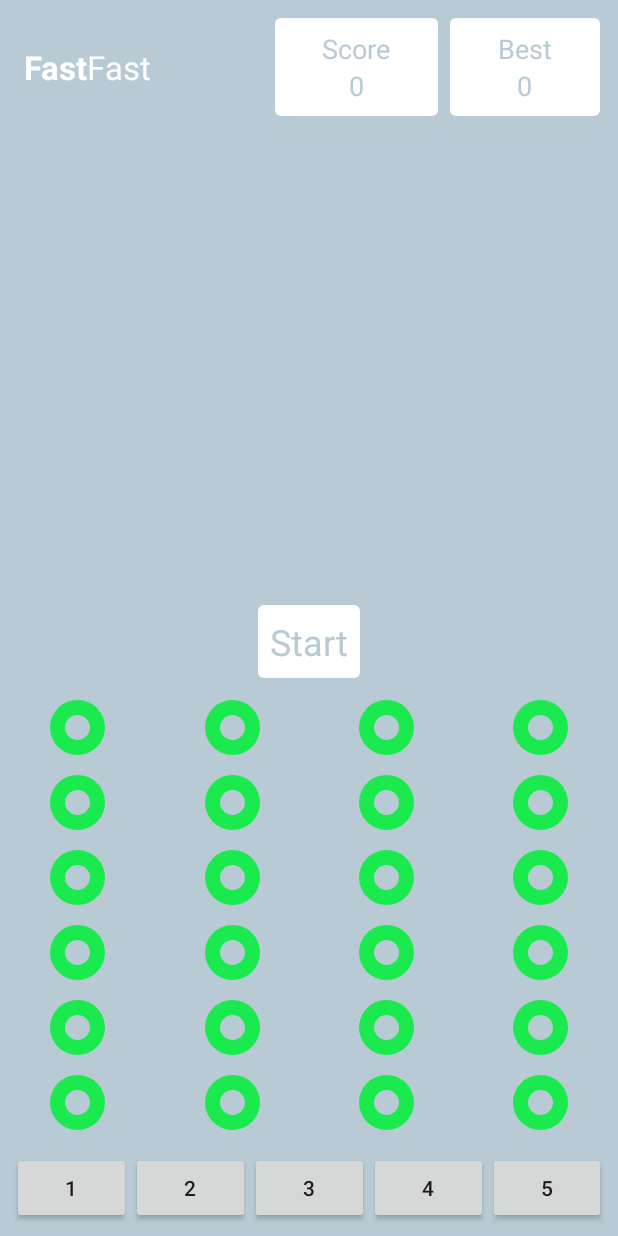
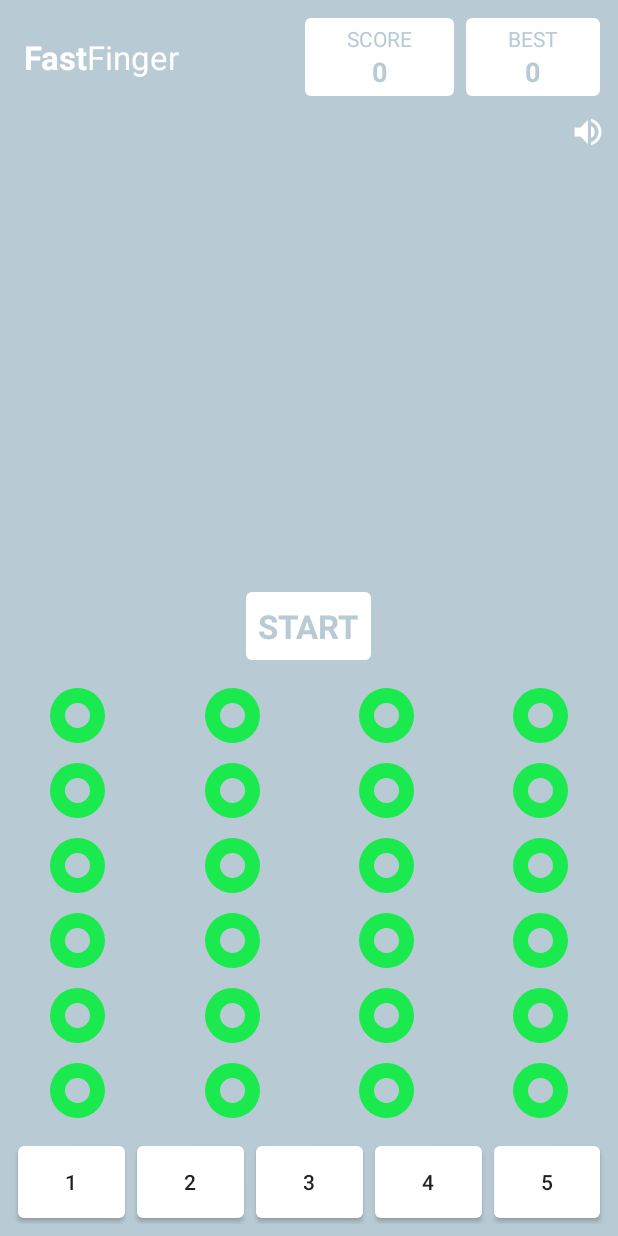
Before and after one commit to ipokidko/FastFinger, an Android app: the screen it shows after launch (MainActivity), on a phone screen of 412 x 824 dp. Run offline under Robolectric (Android 15) with nearby library versions, the phone set to English and light mode, and no system bars.

Commit message:
add sound button close #9

```diff
--- a/app/src/main/java/com/a256devs/fastfinger/MainActivity.java
+++ b/app/src/main/java/com/a256devs/fastfinger/MainActivity.java
@@ -9,6 +9,7 @@ import android.view.MotionEvent;
 import android.view.View;
 import android.view.WindowManager;
 import android.widget.ImageButton;
+import android.widget.ImageView;
 import android.widget.TextView;
 
 public class MainActivity extends AppCompatActivity implements View.OnTouchListener, View.OnClickListener {
@@ -17,6 +18,9 @@ public class MainActivity extends AppCompatActivity implements View.OnTouchListe
     private TextView mScoreInfoTextView;
     private TextView mTimerText;
     private TextView mBestScore;
+    private boolean mVolumeState = true;
+    private ImageView mVolumeButton;
+
 
     ImageButton[] buttons = new ImageButton[24];
 
@@ -36,6 +40,7 @@ public class MainActivity extends AppCompatActivity implements View.OnTouchListe
         mScoreInfoTextView = (TextView) findViewById(R.id.scoreNumber);
         mTimerText = (TextView) findViewById(R.id.timer);
         mBestScore = (TextView) findViewById(R.id.bestScoreNumber);
+        mVolumeButton = (ImageView) findViewById(R.id.soundButton);
 
         // Getting SharedPreferences file or read it if exist.
         sharedPref = getSharedPreferences(getString(R.string.app_preferences), Context.MODE_PRIVATE);
@@ -72,7 +77,7 @@ public class MainActivity extends AppCompatActivity implements View.OnTouchListe
         }
 
         mTimerText.setOnClickListener(this);
-
+        mVolumeButton.setOnClickListener(this);
 
 
     }
@@ -83,11 +88,18 @@ public class MainActivity extends AppCompatActivity implements View.OnTouchListe
 
     @Override
     public void onClick(View view) {
-        if (view.getId() == R.id.timer) {
-            mCounter = 0;
-            displayCounter(mCounter);
-            countDownTimer();
-            mTimerText.setClickable(false);
+        switch (view.getId()) {
+            case R.id.timer:
+                mCounter = 0;
+                displayCounter(mCounter);
+                countDownTimer();
+                mTimerText.setClickable(false);
+                break;
+            case R.id.soundButton:
+                mVolumeState = !mVolumeState;
+                writeVolumeState();
+                readAndSetResourceVolumeState();
+                break;
         }
 
     }
@@ -103,7 +115,7 @@ public class MainActivity extends AppCompatActivity implements View.OnTouchListe
     }
 
 
-    public void countDownTimer(){
+    public void countDownTimer() {
 
         new CountDownTimer(15000, 100) {
 
@@ -128,15 +140,30 @@ public class MainActivity extends AppCompatActivity implements View.OnTouchListe
         editor.commit();
     }
 
+    public void writeVolumeState() {
+        editor.putBoolean(getString(R.string.volume_state), mVolumeState);
+        editor.commit();
+    }
+
     public void readAndShowBestScore() {
         mHighScore = sharedPref.getInt(getString(R.string.best_score), mCounter);
         mBestScore.setText(String.valueOf(mHighScore));
+    }
+
+    public void readAndSetResourceVolumeState() {
+        mVolumeState = sharedPref.getBoolean(getString(R.string.volume_state), mVolumeState);
+        if(mVolumeState) {
+            mVolumeButton.setImageResource(R.drawable.volume_on);
+        } else {
+            mVolumeButton.setImageResource(R.drawable.volume_off);
+        }
     }
 
     @Override
     protected void onResume() {
         super.onResume();
         //ToDo Read volume state from Shared pref and set
+        readAndSetResourceVolumeState();
 
     }
 }
--- a/app/src/main/res/layout/activity_main.xml
+++ b/app/src/main/res/layout/activity_main.xml
@@ -7,11 +7,11 @@
     tools:context="com.a256devs.fastfinger.MainActivity">
 
     <LinearLayout
+        android:id="@+id/linearLayout2"
         android:layout_width="match_parent"
         android:layout_height="wrap_content"
         android:layout_margin="8dp"
-        android:orientation="horizontal"
-        android:id="@+id/linearLayout2">
+        android:orientation="horizontal">
 
         <TextView
             android:id="@+id/appName"
@@ -31,7 +31,7 @@
             android:layout_weight="2"
             android:background="@drawable/button_backgound"
             android:orientation="vertical"
-            android:padding="8dp">
+            android:padding="4dp">
 
             <TextView
                 android:id="@+id/scoreText"
@@ -39,9 +39,9 @@
                 android:layout_height="wrap_content"
                 android:layout_gravity="center_horizontal"
                 android:background="@drawable/button_backgound"
-                android:text="Score"
+                android:text="@string/score"
                 android:textColor="@color/background_color"
-                android:textSize="18sp" />
+                android:textSize="14sp" />
 
             <TextView
                 android:id="@+id/scoreNumber"
@@ -50,6 +50,7 @@
                 android:layout_gravity="center_horizontal"
                 android:background="@drawable/button_backgound"
                 android:text="0"
+                android:textStyle="bold"
                 android:textColor="@color/background_color"
                 android:textSize="18sp" />
         </LinearLayout>
@@ -61,16 +62,16 @@
             android:layout_weight="2"
             android:background="@drawable/button_backgound"
             android:orientation="vertical"
-            android:padding="8dp">
+            android:padding="4dp">
 
             <TextView
                 android:id="@+id/bestScoreTextView"
                 android:layout_width="wrap_content"
                 android:layout_height="wrap_content"
                 android:layout_gravity="center_horizontal"
-                android:text="Best"
+                android:text="@string/best"
                 android:textColor="@color/background_color"
-                android:textSize="18sp" />
+                android:textSize="14sp" />
 
             <TextView
                 android:id="@+id/bestScoreNumber"
@@ -79,6 +80,7 @@
                 android:layout_gravity="center_horizontal"
                 android:background="@drawable/button_backgound"
                 android:text="0"
+                android:textStyle="bold"
                 android:textColor="@color/background_color"
                 android:textSize="18sp" />
         </LinearLayout>
@@ -86,11 +88,12 @@
     </LinearLayout>
 
     <ImageView
+        android:id="@+id/soundButton"
         android:layout_width="wrap_content"
         android:layout_height="wrap_content"
-        android:id="@+id/soundButton"
+        android:layout_alignEnd="@+id/linearLayout2"
         android:layout_below="@+id/linearLayout2"
-        android:layout_alignEnd="@+id/linearLayout2" />
+        android:src="@drawable/volume_on"/>
 
     <TextView
         android:id="@+id/timer"
@@ -100,9 +103,11 @@
         android:layout_centerHorizontal="true"
         android:background="@drawable/button_backgound"
         android:padding="8dp"
-        android:text="Start"
-        android:textColor="#B8CBD4"
-        android:textSize="24sp" />
+        android:layout_margin="4dp"
+        android:text="@string/start"
+        android:textStyle="bold"
+        android:textColor="@color/background_color"
+        android:textSize="22sp" />
 
     <LinearLayout
         android:id="@+id/linearLayout"
@@ -324,35 +329,45 @@
             android:id="@+id/button2"
             android:layout_width="wrap_content"
             android:layout_height="wrap_content"
+            android:layout_margin="4dp"
             android:layout_weight="1"
+            android:background="@drawable/button_backgound"
             android:text="1" />
 
         <Button
             android:id="@+id/button3"
             android:layout_width="wrap_content"
             android:layout_height="wrap_content"
+            android:layout_margin="4dp"
             android:layout_weight="1"
+            android:background="@drawable/button_backgound"
             android:text="2" />
 
         <Button
             android:id="@+id/button4"
             android:layout_width="wrap_content"
             android:layout_height="wrap_content"
+            android:layout_margin="4dp"
             android:layout_weight="1"
+            android:background="@drawable/button_backgound"
             android:text="3" />
 
         <Button
             android:id="@+id/button5"
             android:layout_width="wrap_content"
             android:layout_height="wrap_content"
+            android:layout_margin="4dp"
             android:layout_weight="1"
+            android:background="@drawable/button_backgound"
             android:text="4" />
 
         <Button
             android:id="@+id/button"
             android:layout_width="wrap_content"
             android:layout_height="wrap_content"
+            android:layout_margin="4dp"
             android:layout_weight="1"
+            android:background="@drawable/button_backgound"
             android:text="5" />
     </LinearLayout>
 
--- a/app/src/main/res/values/strings.xml
+++ b/app/src/main/res/values/strings.xml
@@ -1,5 +1,9 @@
 <resources>
-    <string name="app_name"><b>Fast</b>Fast</string>
+    <string name="app_name"><b>Fast</b>Finger</string>
     <string name="best_score">score</string>
     <string name="app_preferences">mySettings</string>
+    <string name="volume_state">volumeState</string>
+    <string name="score">SCORE</string>
+    <string name="best">BEST</string>
+    <string name="start">START</string>
 </resources>
```
Also changed, not shown: app/src/main/res/drawable-hdpi/volume_off.png (added), app/src/main/res/drawable-hdpi/volume_on.png (added), app/src/main/res/drawable-mdpi/volume_off.png (added), app/src/main/res/drawable-mdpi/volume_on.png (added), app/src/main/res/drawable-xhdpi/volume_off.png (added), app/src/main/res/drawable-xhdpi/volume_on.png (added), app/src/main/res/drawable-xxhdpi/volume_off.png (added), app/src/main/res/drawable-xxhdpi/volume_on.png (added), app/src/main/res/drawable/fon.jpg (deleted).
